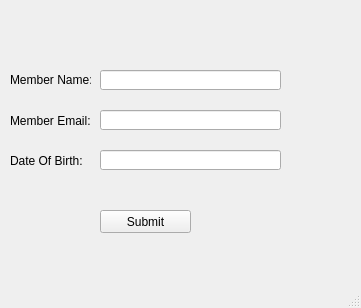
This is AccountCreator.ui in draveniii/Symitar as Qt 5 draws it before an edit. The edited form follows.
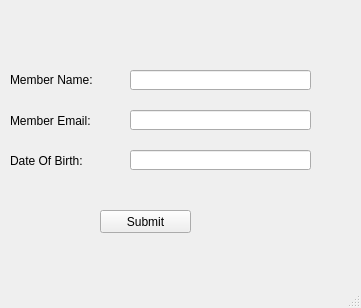
This is the edited form.

Commit message: Added the ability to create a new account

```diff
--- a/AccountCreator.ui
+++ b/AccountCreator.ui
@@ -19,7 +19,7 @@
      <rect>
       <x>10</x>
       <y>70</y>
-      <width>81</width>
+      <width>121</width>
       <height>20</height>
      </rect>
     </property>
@@ -32,7 +32,7 @@
      <rect>
       <x>10</x>
       <y>110</y>
-      <width>81</width>
+      <width>121</width>
       <height>21</height>
      </rect>
     </property>
@@ -45,7 +45,7 @@
      <rect>
       <x>10</x>
       <y>150</y>
-      <width>81</width>
+      <width>121</width>
       <height>21</height>
      </rect>
     </property>
@@ -56,7 +56,7 @@
    <widget class="QLineEdit" name="lineEdit">
     <property name="geometry">
      <rect>
-      <x>100</x>
+      <x>130</x>
       <y>70</y>
       <width>181</width>
       <height>20</height>
@@ -69,7 +69,7 @@
    <widget class="QLineEdit" name="lineEdit_2">
     <property name="geometry">
      <rect>
-      <x>100</x>
+      <x>130</x>
       <y>110</y>
       <width>181</width>
       <height>20</height>
@@ -82,7 +82,7 @@
    <widget class="QLineEdit" name="lineEdit_3">
     <property name="geometry">
      <rect>
-      <x>100</x>
+      <x>130</x>
       <y>150</y>
       <width>181</width>
       <height>20</height>
```
Left out of the diff: 8 changed lines with no effect on the pictures. The commit also changes 4 other files.
